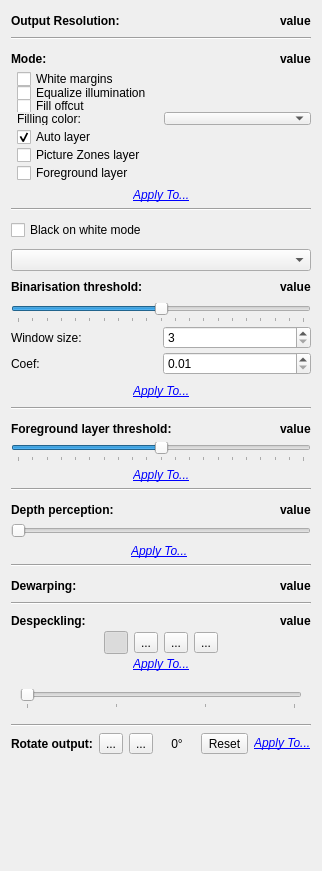
This is src/core/filters/output/ui/OutputOptionsWidget.ui in andriusval/scantailor-universal as Qt 5 draws it before an edit. The edited form follows.
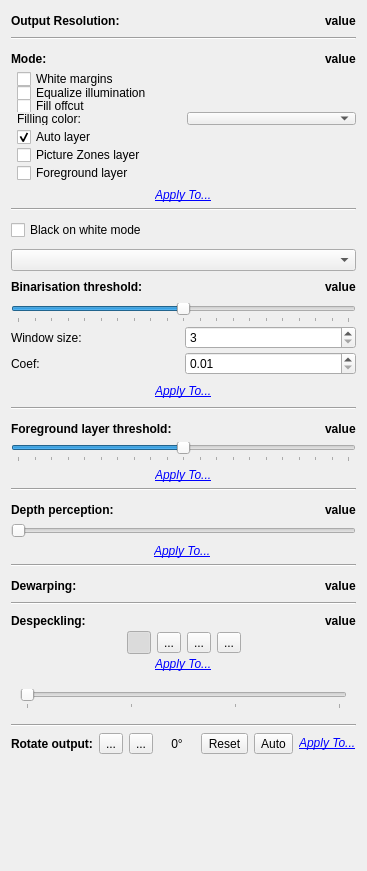
This is the edited form. Icons and pictures are not drawn.

Commit message:
GUI: add Auto buttons for the orientation and the output rotation
Fix Orientation: the Auto button finds the rotation of the current scan
and sets it as a usual rotation. "Auto for pages..." does the same for
the selected scans, with the book rotation rule for sideways tables. A
label shows the result, for example "Auto: 90° (text, 1.00)" or "Auto: no
decision (no text)".

Output: the Auto button in the "Rotate output" row finds the rotation of
the processed page without its output rotation and sets it.

The edit to the form file:
```diff
--- a/src/core/filters/output/ui/OutputOptionsWidget.ui
+++ b/src/core/filters/output/ui/OutputOptionsWidget.ui
@@ -1359,6 +1359,16 @@
         </property>
        </widget>
       </item>
+      <item>
+       <widget class="QToolButton" name="outputRotationAutoBtn">
+        <property name="toolTip">
+         <string>Find the rotation from the text of this output page</string>
+        </property>
+        <property name="text">
+         <string>Auto</string>
+        </property>
+       </widget>
+      </item>
       <item>
        <widget class="QLabel" name="outputRotationApplyButton">
         <property name="font">
@@ -1380,6 +1390,16 @@
      </layout>
     </widget>
    </item>
+   <item>
+    <widget class="QLabel" name="outputRotationAutoResult">
+     <property name="text">
+      <string notr="true"/>
+     </property>
+     <property name="wordWrap">
+      <bool>true</bool>
+     </property>
+    </widget>
+   </item>
    <item>
     <spacer name="verticalSpacer">
      <property name="orientation">
```
The commit also changes 6 other files.
